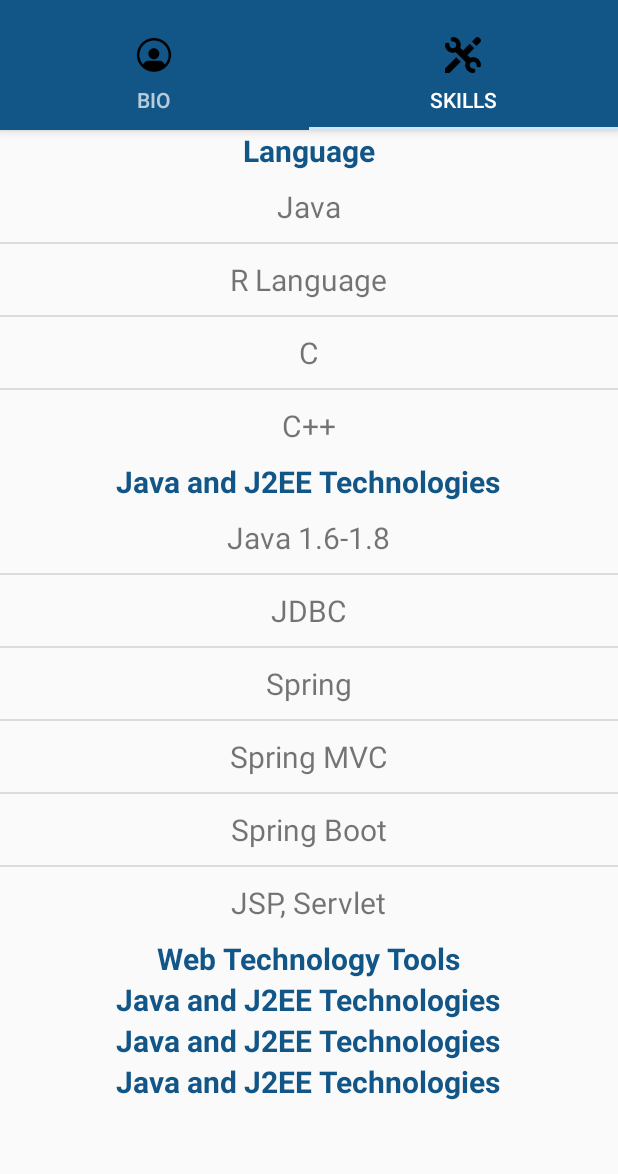
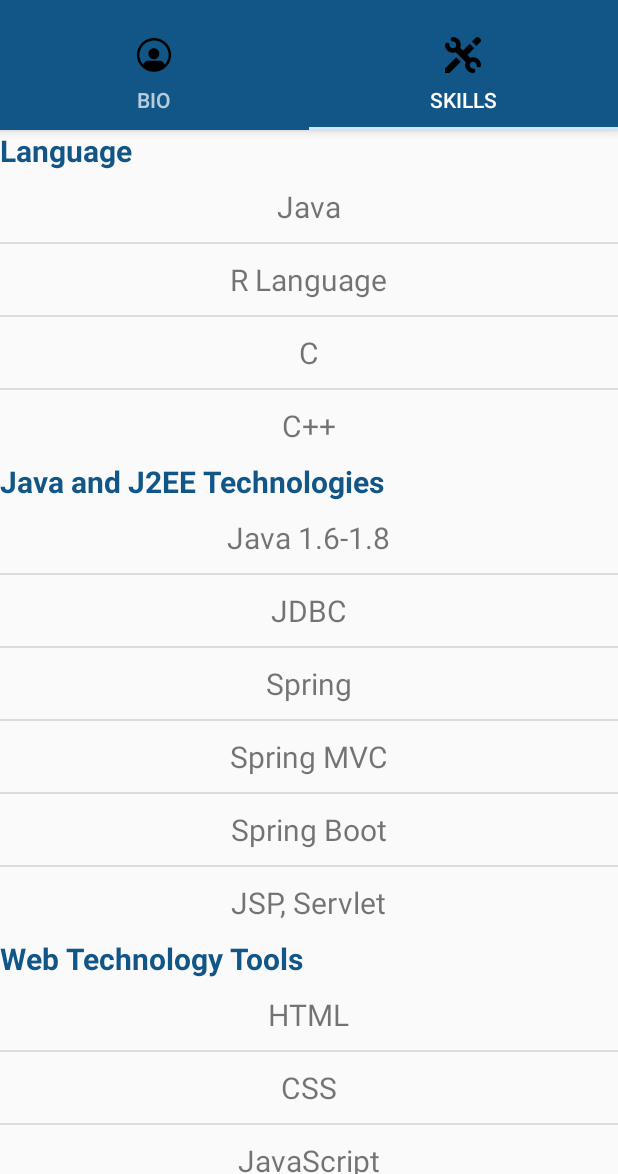
Before and after one commit to rohitkhadse/MyPortfolio, an Android app: the screen it shows after launch (MainActivity), tab 2 chosen, on a phone screen of 412 x 824 dp, the part 62-1236 px from its top. Run offline under Robolectric (Android 15) with nearby library versions, the phone set to English and light mode, and no system bars; our stand-ins replace CircleImageView.

Commit message:
skill fragment updated

```diff
--- a/app/src/main/java/com/myportfolio/SkillFragment.java
+++ b/app/src/main/java/com/myportfolio/SkillFragment.java
@@ -63,6 +63,7 @@ public class SkillFragment extends Fragment {
         hostArrayList = new ArrayList<>(Arrays.asList(hostingPlatform));
         ideArrayList = new ArrayList<>(Arrays.asList(iDE));
 
+        ///Array Adapter
 
         //Array Adapter for Language
         ArrayAdapter<String> adapter = new ArrayAdapter<>(
@@ -73,6 +74,7 @@ public class SkillFragment extends Fragment {
         );
 
         languageListView.setAdapter(adapter);
+        languageListView.setScrollContainer(false);
 
         //Array Adapter for J2EE
         ArrayAdapter<String> adapterJ2EE = new ArrayAdapter<>(
@@ -83,6 +85,50 @@ public class SkillFragment extends Fragment {
         );
 
         j2eeListView.setAdapter(adapterJ2EE);
+        j2eeListView.setScrollContainer(false);
+
+        //Array Adapter for Web Technology Tools
+        ArrayAdapter<String> adapterDBORM = new ArrayAdapter<>(
+                getContext(),
+                R.layout.skill_list,
+                R.id.skill_list_item,
+                dbORMArrayList
+        );
+
+        dataORMListview.setAdapter(adapterDBORM);
+
+        //Array Adapter for Database and ORM
+        ArrayAdapter<String> adapterWebTech = new ArrayAdapter<>(
+                getContext(),
+                R.layout.skill_list,
+                R.id.skill_list_item,
+                webTArrayList
+        );
+
+        webTechListview.setAdapter(adapterWebTech);
+        webTechListview.setScrollContainer(false);
+
+        //Array Adapter for Hosting Platforms
+        ArrayAdapter<String> adapterHostPlat = new ArrayAdapter<>(
+                getContext(),
+                R.layout.skill_list,
+                R.id.skill_list_item,
+                hostArrayList
+        );
+
+        hostPlatListview.setAdapter(adapterHostPlat);
+        hostPlatListview.setScrollContainer(false);
+
+        //Array Adapter for IDE
+        ArrayAdapter<String> adapterIDE = new ArrayAdapter<>(
+                getContext(),
+                R.layout.skill_list,
+                R.id.skill_list_item,
+                ideArrayList
+        );
+
+        iDEListview.setAdapter(adapterIDE);
+        iDEListview.setScrollContainer(false);
 
         // Inflate the layout for this fragment
         return view;
--- a/app/src/main/res/layout/activity_main.xml
+++ b/app/src/main/res/layout/activity_main.xml
@@ -32,6 +32,7 @@
         android:id="@+id/viewpager"
         android:layout_width="match_parent"
         android:layout_height="match_parent"
-        app:layout_behavior="@string/appbar_scrolling_view_behavior"  />
+        app:layout_behavior="@string/appbar_scrolling_view_behavior"
+        />
 
 </android.support.design.widget.CoordinatorLayout>
--- a/app/src/main/res/layout/skill_fragment.xml
+++ b/app/src/main/res/layout/skill_fragment.xml
@@ -1,11 +1,20 @@
 <?xml version="1.0" encoding="utf-8"?>
-<RelativeLayout
+<ScrollView
     xmlns:android="http://schemas.android.com/apk/res/android"
-    xmlns:app="http://schemas.android.com/apk/res-auto"
     xmlns:tools="http://schemas.android.com/tools"
-    android:layout_width="match_parent"
-    android:layout_height="match_parent"
+    android:layout_width="fill_parent"
+    android:layout_height="fill_parent"
+    android:fillViewport="true"
     tools:context="com.myportfolio.SkillFragment">
+
+
+    <LinearLayout
+         android:layout_width="fill_parent"
+         android:layout_height="fill_parent"
+         android:layout_gravity="center"
+         android:orientation="vertical">
+
+
 
     <!--Language Skill Set-->
     <TextView
@@ -70,7 +79,7 @@
         android:layout_width="wrap_content"
         android:layout_height="wrap_content"
         android:layout_below="@+id/webTechListview"
-        android:text="Java and J2EE Technologies"
+        android:text="Database and ORM"
         android:textColor="@color/colorPrimary"
         android:textSize="20sp"
         android:textStyle="bold"
@@ -89,7 +98,7 @@
         android:layout_width="wrap_content"
         android:layout_height="wrap_content"
         android:layout_below="@+id/dataORMListview"
-        android:text="Java and J2EE Technologies"
+        android:text="Hosting Platforms"
         android:textColor="@color/colorPrimary"
         android:textSize="20sp"
         android:textStyle="bold"
@@ -108,7 +117,7 @@
         android:layout_width="wrap_content"
         android:layout_height="wrap_content"
         android:layout_below="@+id/hostPlatListview"
-        android:text="Java and J2EE Technologies"
+        android:text="IDE"
         android:textColor="@color/colorPrimary"
         android:textSize="20sp"
         android:textStyle="bold"
@@ -121,4 +130,6 @@
       android:layout_below="@+id/iDETV">
    </ListView>
 
-</RelativeLayout>
+     </LinearLayout>
+
+</ScrollView>
```
